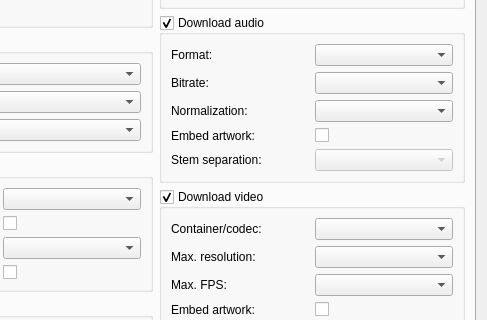
Old version of the form src/usdb_syncer/gui/forms/SettingsDialog.ui in the repository bohning/usdb_syncer; both pictures show x 186 to 673 and y 129 to 449 of the 673 by 828 pixel window.
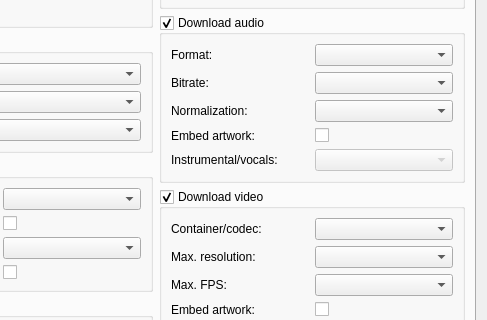
New version of the form. The open tabs and pages were chosen to show the change. Icons and pictures are not drawn.

Commit message: Change to more user-friendly wording in settings.

```diff
--- a/src/usdb_syncer/gui/forms/SettingsDialog.ui
+++ b/src/usdb_syncer/gui/forms/SettingsDialog.ui
@@ -435,7 +435,7 @@
             <item row="4" column="0">
              <widget class="QLabel" name="label_audio_instrumental">
               <property name="text">
-               <string>Stem separation:</string>
+               <string>Instrumental/vocals:</string>
               </property>
              </widget>
             </item>
```
